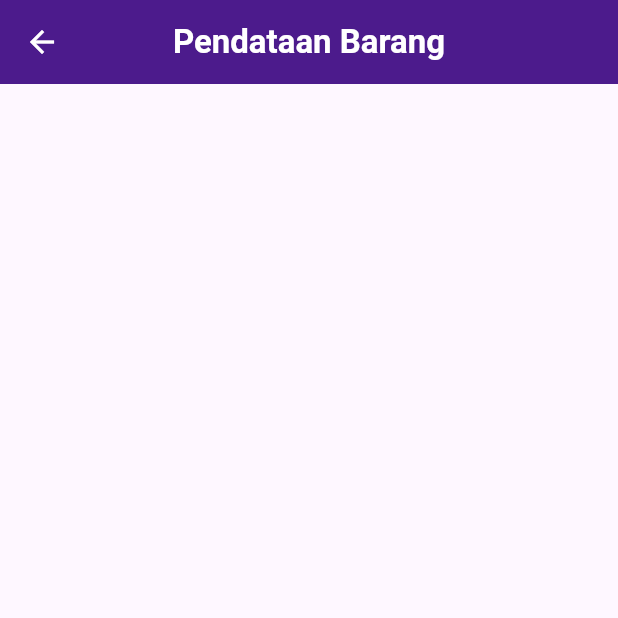
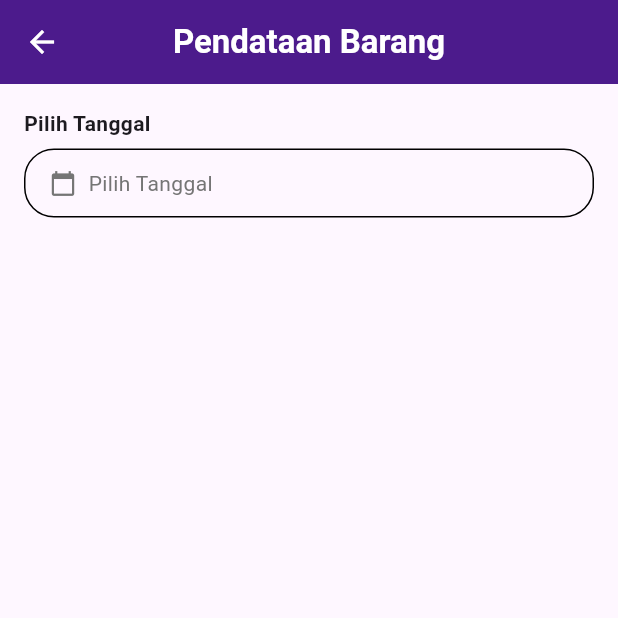
Before and after one commit to Abdurrafi07/20220140103_UCP1Flutter, a Flutter app: the DataBarangPage screen opened directly, on a phone screen of 412 x 824 dp, the top half of it. Run offline on Flutter 3.47's test engine with Material 3 defaults, Android fonts, the phone set to English and light mode, and no system bars.

Commit message:
Menambahkan pemilihan tanggal DataBarangPage

```diff
--- a/lib/data_barang_page.dart
+++ b/lib/data_barang_page.dart
@@ -134,6 +134,76 @@ class _DataBarangPageState extends State<DataBarangPage> {
           },
         ),
       ),
+      body: SafeArea(
+        child: SingleChildScrollView(
+          child: Form(
+            key: formKey,
+            child: Padding(
+              padding: const EdgeInsets.all(16.0),
+              child: Column(
+                mainAxisAlignment: MainAxisAlignment.start,
+                children: [
+                  Align(
+                    alignment: Alignment.centerLeft,
+                    child: const Text(
+                      'Pilih Tanggal',
+                      style: TextStyle(
+                        fontSize: 14,
+                        fontWeight: FontWeight.bold,
+                      ),
+                    ),
+                  ),
+                  const SizedBox(height: 7),
+                  GestureDetector(
+                    onTap: () => _selectDate(context),
+                    child: Container(
+                      padding: const EdgeInsets.symmetric(
+                        horizontal: 16,
+                        vertical: 12,
+                      ),
+                      decoration: BoxDecoration(
+                        borderRadius: BorderRadius.all(Radius.circular(20)),
+                        border: Border.all(
+                          color:
+                              _isDateInvalid
+                                  ? Colors.red
+                                  : const Color.fromARGB(255, 0, 0, 0),
+                        ),
+                      ),
+                      child: Column(
+                        children: [
+                          Row(
+                            children: [
+                              Icon(
+                                Icons.calendar_today,
+                                size: 18,
+                                color: Colors.grey.shade600,
+                              ),
+                              const SizedBox(width: 8),
+                              Text(
+                                _selectedDate == null
+                                    ? 'Pilih Tanggal'
+                                    : formatTanggal(_selectedDate!),
+                                style: TextStyle(
+                                  color:
+                                      _selectedDate == null
+                                          ? Colors.grey.shade600
+                                          : Colors.black,
+                                  fontSize: 14,
+                                ),
+                              ),
+                            ],
+                          ),
+                        ],
+                      ),
+                    ),
+                  ),
+                ],
+              ),
+            ),
+          ),
+        ),
+      ),
     );
   }
 }
```
